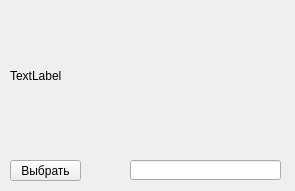
Before: the Qt Designer form film.ui in AnastasiaPotapova/Cinematic, drawn with Qt 5.
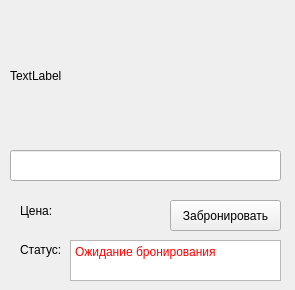
After: the same form once the commit is applied.

The edit to the form file:
```diff
--- a/film.ui
+++ b/film.ui
@@ -7,7 +7,7 @@
     <x>0</x>
     <y>0</y>
     <width>295</width>
-    <height>191</height>
+    <height>290</height>
    </rect>
   </property>
   <property name="windowTitle">
@@ -16,23 +16,23 @@
   <widget class="QPushButton" name="btn_choose">
    <property name="geometry">
     <rect>
-     <x>10</x>
-     <y>160</y>
-     <width>71</width>
-     <height>21</height>
+     <x>170</x>
+     <y>200</y>
+     <width>111</width>
+     <height>31</height>
     </rect>
    </property>
    <property name="text">
-    <string>Выбрать</string>
+    <string>Забронировать</string>
    </property>
   </widget>
   <widget class="QLineEdit" name="name_cinema_3">
    <property name="geometry">
     <rect>
-     <x>130</x>
-     <y>160</y>
-     <width>151</width>
-     <height>20</height>
+     <x>10</x>
+     <y>150</y>
+     <width>271</width>
+     <height>31</height>
     </rect>
    </property>
   </widget>
@@ -49,6 +49,62 @@
     <string>TextLabel</string>
    </property>
   </widget>
+  <widget class="QLabel" name="inscription_price">
+   <property name="geometry">
+    <rect>
+     <x>20</x>
+     <y>200</y>
+     <width>51</width>
+     <height>21</height>
+    </rect>
+   </property>
+   <property name="text">
+    <string>Цена:</string>
+   </property>
+  </widget>
+  <widget class="QLabel" name="price">
+   <property name="geometry">
+    <rect>
+     <x>60</x>
+     <y>200</y>
+     <width>61</width>
+     <height>21</height>
+    </rect>
+   </property>
+   <property name="text">
+    <string/>
+   </property>
+  </widget>
+  <widget class="QLabel" name="inscription_statuc">
+   <property name="geometry">
+    <rect>
+     <x>20</x>
+     <y>240</y>
+     <width>41</width>
+     <height>19</height>
+    </rect>
+   </property>
+   <property name="text">
+    <string>Статус:</string>
+   </property>
+  </widget>
+  <widget class="QTextBrowser" name="status">
+   <property name="geometry">
+    <rect>
+     <x>70</x>
+     <y>240</y>
+     <width>211</width>
+     <height>41</height>
+    </rect>
+   </property>
+   <property name="html">
+    <string>&lt;!DOCTYPE HTML PUBLIC &quot;-//W3C//DTD HTML 4.0//EN&quot; &quot;http://www.w3.org/TR/REC-html40/strict.dtd&quot;&gt;
+&lt;html&gt;&lt;head&gt;&lt;meta name=&quot;qrichtext&quot; content=&quot;1&quot; /&gt;&lt;style type=&quot;text/css&quot;&gt;
+p, li { white-space: pre-wrap; }
+&lt;/style&gt;&lt;/head&gt;&lt;body style=&quot; font-family:'MS Shell Dlg 2'; font-size:8.25pt; font-weight:400; font-style:normal;&quot;&gt;
+&lt;p style=&quot; margin-top:0px; margin-bottom:0px; margin-left:0px; margin-right:0px; -qt-block-indent:0; text-indent:0px;&quot;&gt;&lt;span style=&quot; font-size:9pt; color:#ff0000;&quot;&gt;Ожидание бронирования&lt;/span&gt;&lt;/p&gt;&lt;/body&gt;&lt;/html&gt;</string>
+   </property>
+  </widget>
  </widget>
  <resources/>
  <connections/>
```
Left out of the diff: 2 changed lines with no effect on the pictures.
